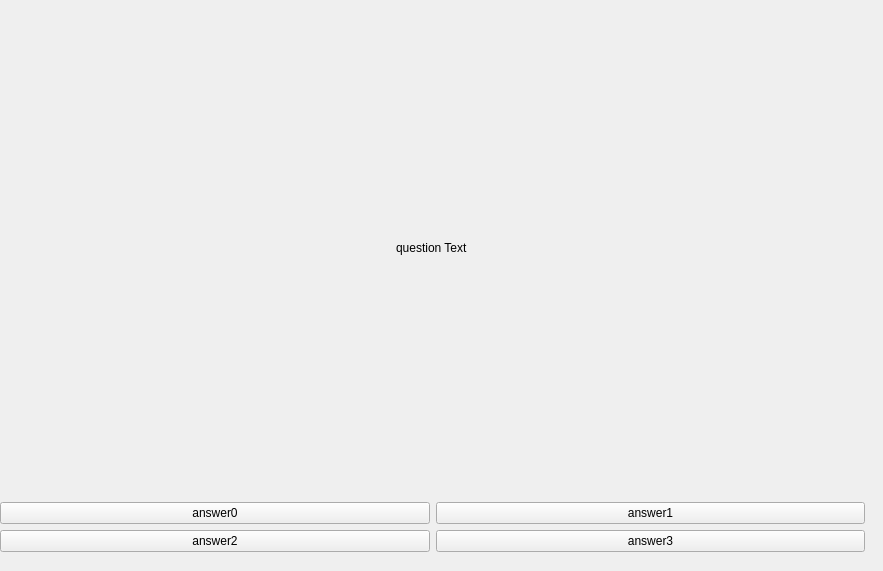
First picture: the form in QuestionZone/4ChoiceQuestion.ui, repository Callen44/DtWordTrainer, before the edit.
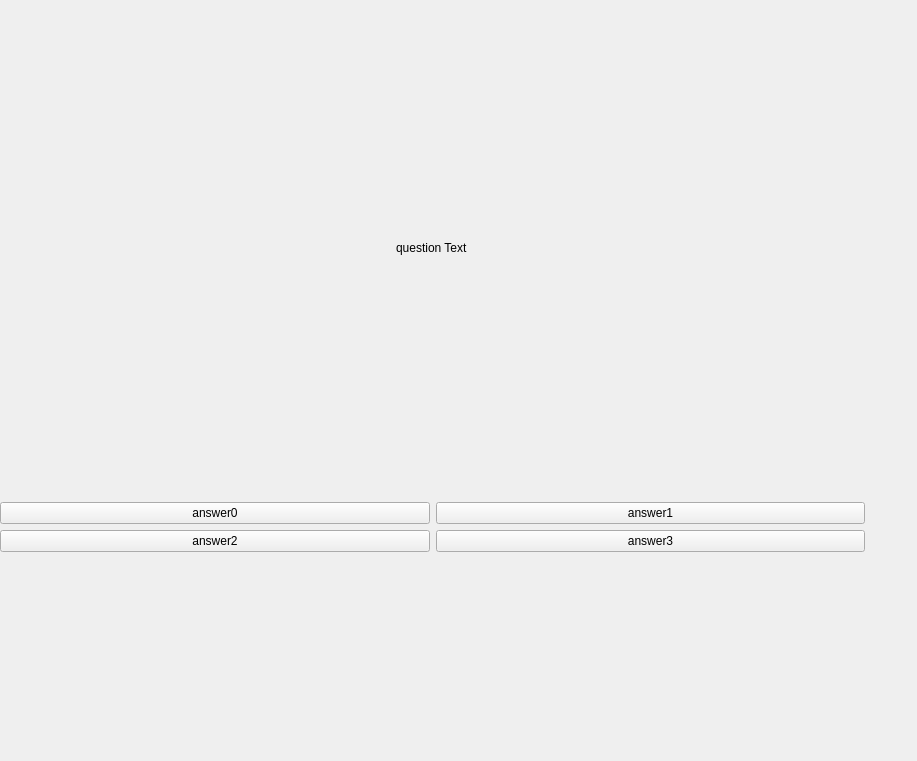
Second picture: the form after the edit.

Commit message: the 4 choice question system now appears on the screen, but the window size makes this unobvious

Patch:
```diff
--- a/QuestionZone/4ChoiceQuestion.ui
+++ b/QuestionZone/4ChoiceQuestion.ui
@@ -6,8 +6,8 @@
    <rect>
     <x>0</x>
     <y>0</y>
-    <width>883</width>
-    <height>571</height>
+    <width>917</width>
+    <height>761</height>
    </rect>
   </property>
   <property name="windowTitle">
```
Left out of the diff: 4 changed lines with no effect on the pictures. The commit also changes 5 other files.
